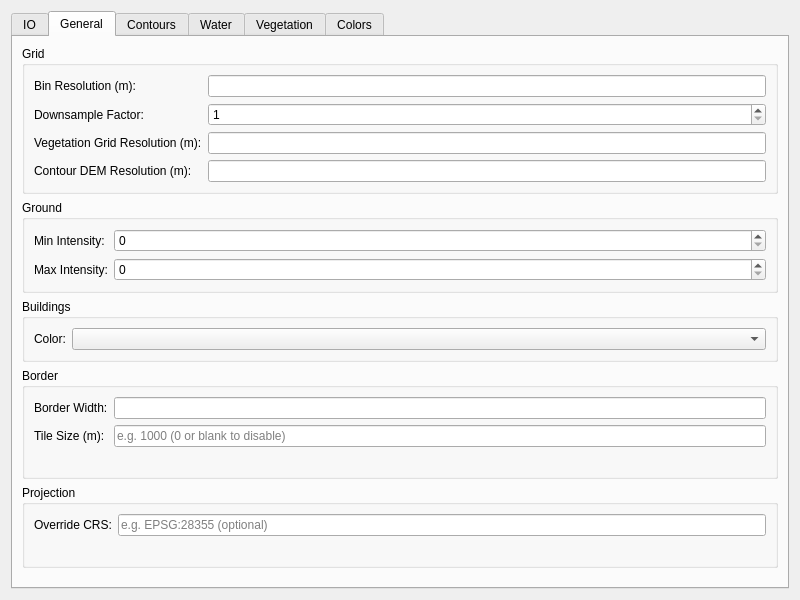
Qt form src/gui/config_editor.ui (Trailblaze-Software/Blaze) before a commit.
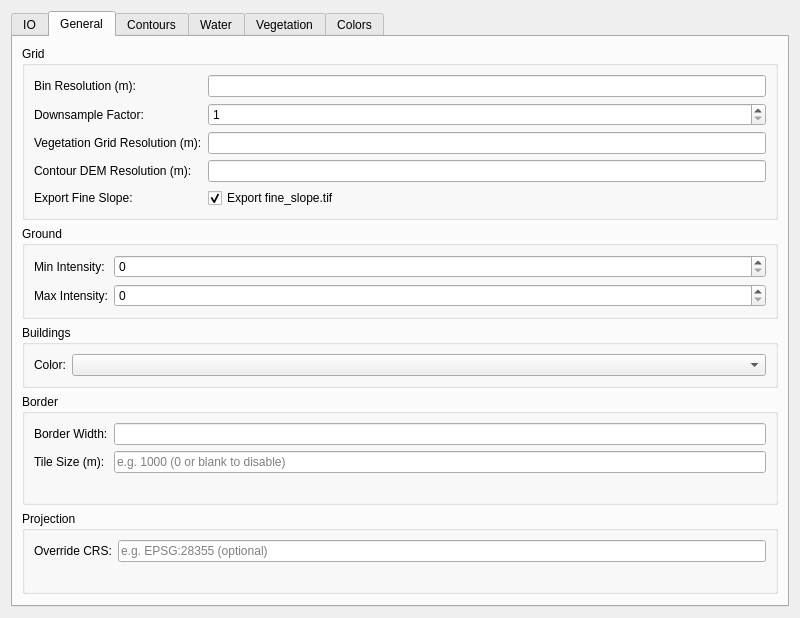
The same form after that commit. The open tabs and pages were chosen to show the change.

```diff
--- a/src/gui/config_editor.ui
+++ b/src/gui/config_editor.ui
@@ -360,6 +360,29 @@
                             </property>
                         </widget>
                     </item>
+                    <item row="4" column="0">
+                        <widget class="QLabel" name="label_export_fine_slope">
+                            <property name="text">
+                                <string>Export Fine Slope:</string>
+                            </property>
+                            <property name="toolTip">
+                                <string>When enabled, writes fine_slope.tif from ground.tif (bin resolution) in addition to slope.tif from smooth_ground.tif.</string>
+                            </property>
+                        </widget>
+                    </item>
+                    <item row="4" column="1">
+                        <widget class="QCheckBox" name="grid_export_fine_slope">
+                            <property name="text">
+                                <string>Export fine_slope.tif</string>
+                            </property>
+                            <property name="checked">
+                                <bool>true</bool>
+                            </property>
+                            <property name="toolTip">
+                                <string>When enabled, writes fine_slope.tif from ground.tif (bin resolution) in addition to slope.tif from smooth_ground.tif.</string>
+                            </property>
+                        </widget>
+                    </item>
                 </layout>
             </widget>
         </item>
```
